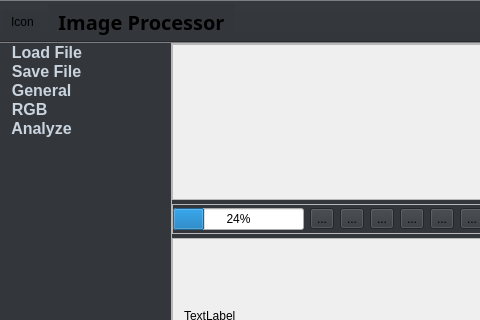
The window that ImageProcessor/mainwindow.ui (gitdev1234/ImageProcessor) describes before a commit, drawn with Qt 5; both pictures show x 0 to 480 and y 0 to 320 of the 834 by 416 pixel window.
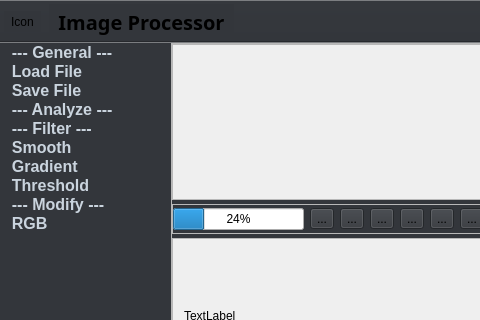
The same window after the commit. The open tabs and pages were chosen to show the change. Icons and pictures are not drawn.

The edit to the form file:
```diff
--- a/ImageProcessor/mainwindow.ui
+++ b/ImageProcessor/mainwindow.ui
@@ -132,6 +132,15 @@
        <property name="spacing">
         <number>2</number>
        </property>
+       <item>
+        <property name="text">
+         <string>  --- General ---</string>
+        </property>
+        <property name="icon">
+         <iconset resource="ressources.qrc">
+          <normaloff>:/res/resources/general.png</normaloff>:/res/resources/general.png</iconset>
+        </property>
+       </item>
        <item>
         <property name="text">
          <string>  Load File</string>
@@ -152,31 +161,67 @@
        </item>
        <item>
         <property name="text">
-         <string>  General</string>
-        </property>
-        <property name="icon">
-         <iconset resource="ressources.qrc">
-          <normaloff>:/res/resources/settings.png</normaloff>:/res/resources/settings.png</iconset>
-        </property>
-       </item>
-       <item>
-        <property name="text">
-         <string>  RGB</string>
-        </property>
-        <property name="icon">
-         <iconset resource="ressources.qrc">
-          <normaloff>:/res/resources/settings.png</normaloff>:/res/resources/settings.png</iconset>
-        </property>
-       </item>
-       <item>
-        <property name="text">
-         <string>  Analyze</string>
+         <string>  --- Analyze ---</string>
         </property>
         <property name="icon">
          <iconset resource="ressources.qrc">
           <normaloff>:/res/resources/analyze.png</normaloff>:/res/resources/analyze.png</iconset>
         </property>
        </item>
+       <item>
+        <property name="text">
+         <string>  --- Filter ---</string>
+        </property>
+        <property name="icon">
+         <iconset resource="ressources.qrc">
+          <normaloff>:/res/resources/filter.png</normaloff>:/res/resources/filter.png</iconset>
+        </property>
+       </item>
+       <item>
+        <property name="text">
+         <string>  Smooth</string>
+        </property>
+        <property name="icon">
+         <iconset resource="ressources.qrc">
+          <normaloff>:/res/resources/smooth.png</normaloff>:/res/resources/smooth.png</iconset>
+        </property>
+       </item>
+       <item>
+        <property name="text">
+         <string>  Gradient</string>
+        </property>
+        <property name="icon">
+         <iconset resource="ressources.qrc">
+          <normaloff>:/res/resources/gradient.png</normaloff>:/res/resources/gradient.png</iconset>
+        </property>
+       </item>
+       <item>
+        <property name="text">
+         <string>  Threshold</string>
+        </property>
+        <property name="icon">
+         <iconset resource="ressources.qrc">
+          <normaloff>:/res/resources/threshold.png</normaloff>:/res/resources/threshold.png</iconset>
+        </property>
+       </item>
+       <item>
+        <property name="text">
+         <string>  --- Modify ---</string>
+        </property>
+        <property name="icon">
+         <iconset resource="ressources.qrc">
+          <normaloff>:/res/resources/modify.png</normaloff>:/res/resources/modify.png</iconset>
+        </property>
+       </item>
+       <item>
+        <property name="text">
+         <string>  RGB</string>
+        </property>
+        <property name="icon">
+         <iconset resource="ressources.qrc">
+          <normaloff>:/res/resources/rgb.png</normaloff>:/res/resources/rgb.png</iconset>
+        </property>
+       </item>
       </widget>
       <widget class="QFrame" name="frame_2">
        <property name="frameShape">
```
Left out of the diff: 5 changed lines with no effect on the pictures.
